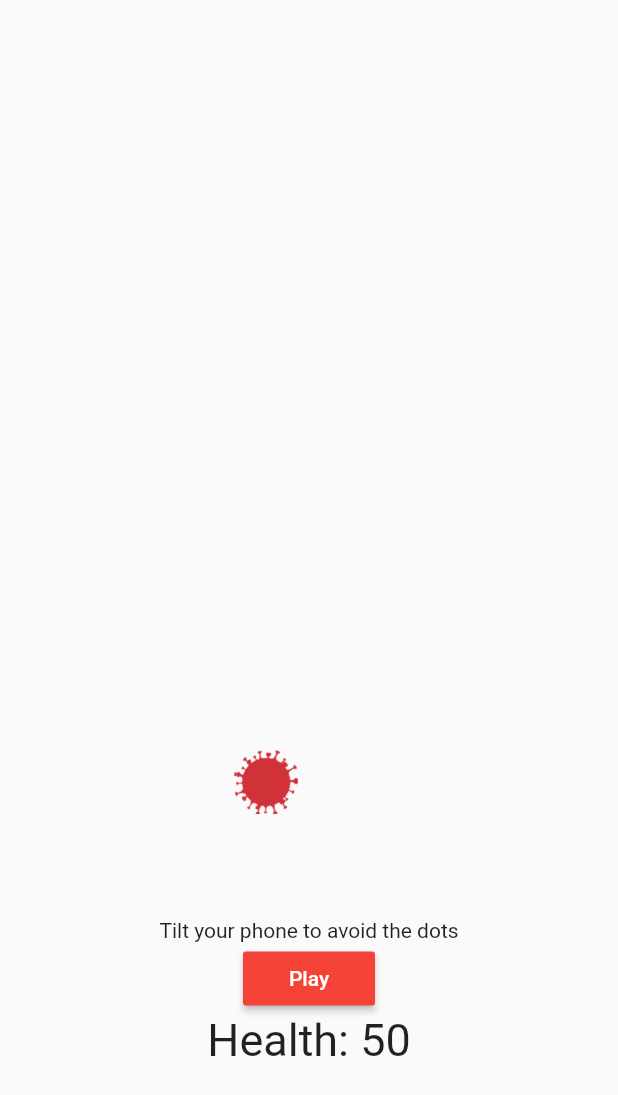
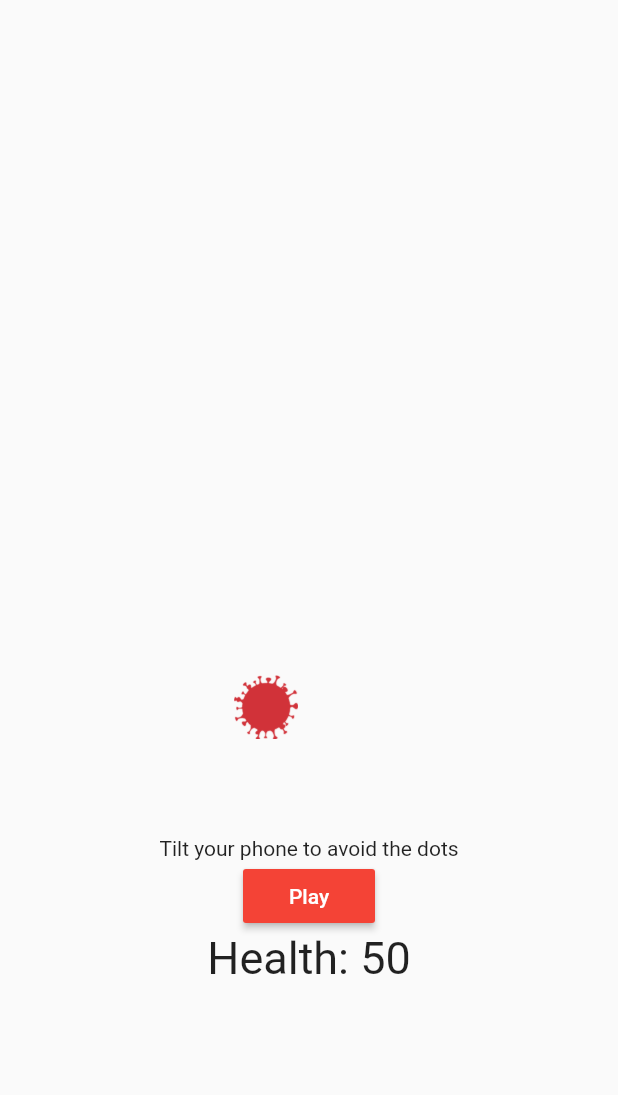
Before and after one commit to ucll-mobile-2021/project-coronaapp, a Flutter app: the Sensor screen opened directly with empty values, on a phone screen of 412 x 824 dp. Shown: the top 1095 px of the screen. Run offline on Flutter 3.47's test engine with Material 2 defaults, Android fonts, the phone set to English and light mode, and no system bars; our stand-ins replace sensors, shared_preferences; accounts and stored records are empty; network calls fail.

Commit message:
Game: spelscherm kleiner gemaakt voor Nick

```diff
--- a/lib/widgets/mypainter.dart
+++ b/lib/widgets/mypainter.dart
@@ -167,13 +167,13 @@ class _SensorState extends State<Sensor> {
               dead? Text("You died", style: TextStyle(fontSize: 50, color: Colors.white, backgroundColor: Theme.of(context).primaryColor), textAlign: TextAlign.center, textWidthBasis: TextWidthBasis.longestLine,) : Text(''), /// show text when dead
               // This empty container is given a width and height to set the size of the stack
               Container(
-                height: height * 2.2/3,
+                height: height * 2/3,
                 width: width,
               ),
               // This is the colored circle that will be moved by the accelerometer
               // the top and left are variables that will be set
               Positioned(
-                top: 500,
+                top: 450,
                 left: left ?? (width - 100) / 2,
                 child: Image.asset('assets/images/logo.png', scale: 6),
               ),
```
Also changed, not shown: pubspec.lock.
